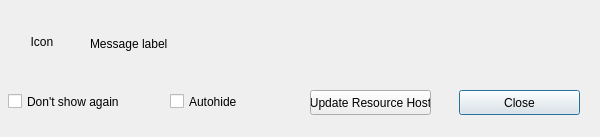
The window that hub/forms/DlgNotification.ui (subutai-io/control-center) describes before a commit, drawn with Qt 5.
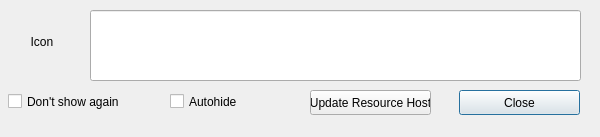
The same window after the commit.

Commit message: use lineedit in notifications

```diff
--- a/hub/forms/DlgNotification.ui
+++ b/hub/forms/DlgNotification.ui
@@ -41,25 +41,6 @@
     <set>Qt::AlignCenter</set>
    </property>
   </widget>
-  <widget class="QLabel" name="lbl_message">
-   <property name="geometry">
-    <rect>
-     <x>90</x>
-     <y>13</y>
-     <width>481</width>
-     <height>61</height>
-    </rect>
-   </property>
-   <property name="text">
-    <string>Message label</string>
-   </property>
-   <property name="alignment">
-    <set>Qt::AlignLeading|Qt::AlignLeft|Qt::AlignVCenter</set>
-   </property>
-   <property name="wordWrap">
-    <bool>true</bool>
-   </property>
-  </widget>
   <widget class="QCheckBox" name="chk_autohide">
    <property name="geometry">
     <rect>
@@ -112,6 +93,16 @@
     <string>Update Resource Host</string>
    </property>
   </widget>
+  <widget class="QLineEdit" name="lbl_message">
+   <property name="geometry">
+    <rect>
+     <x>90</x>
+     <y>10</y>
+     <width>491</width>
+     <height>71</height>
+    </rect>
+   </property>
+  </widget>
  </widget>
  <resources/>
  <connections/>
```
The commit also changes 1 other file.
